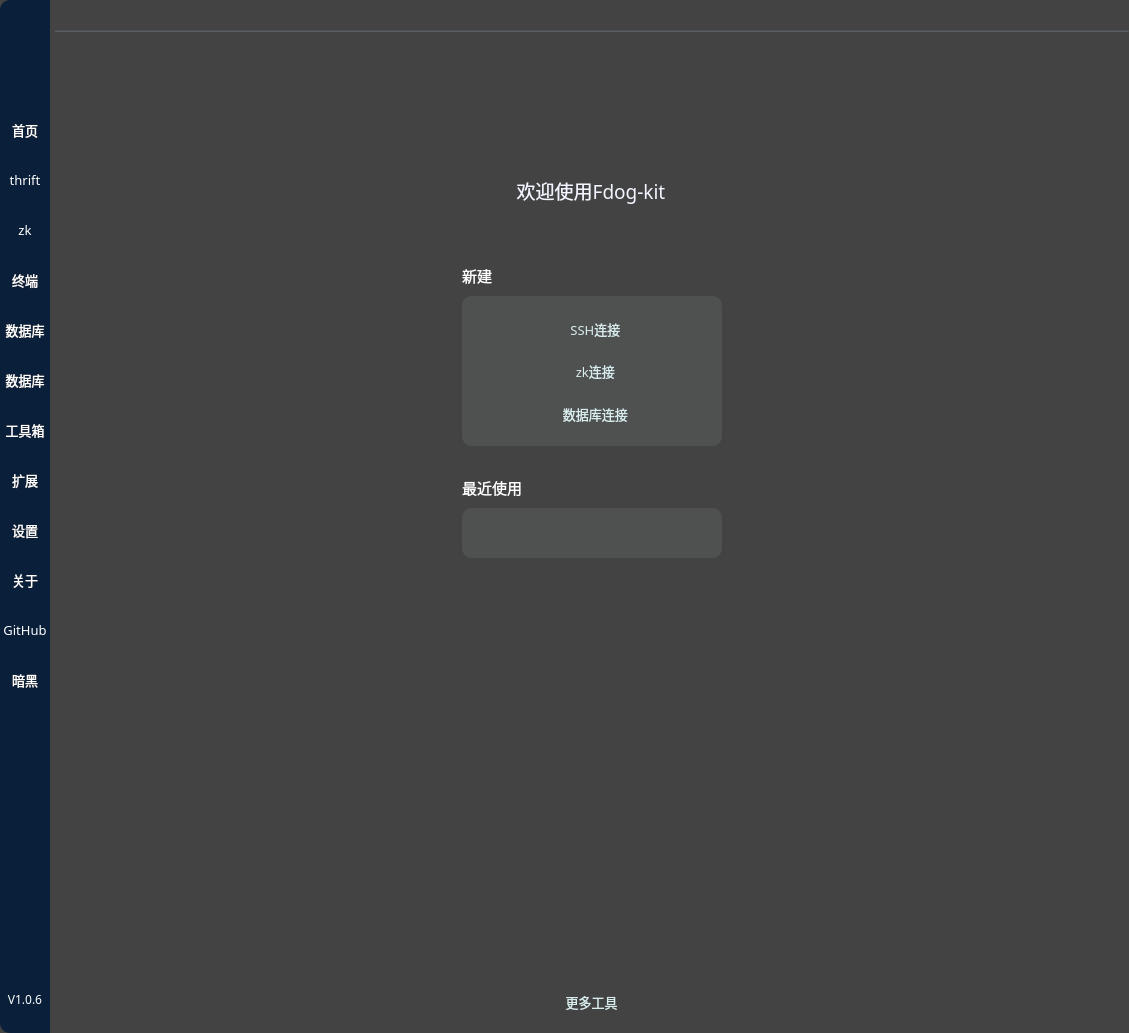
The window that Fdog-Kit/module_mainwindow/mainwindow.ui (HuaGouFdog/Fdog-Kit) describes before a commit, drawn with Qt 5.
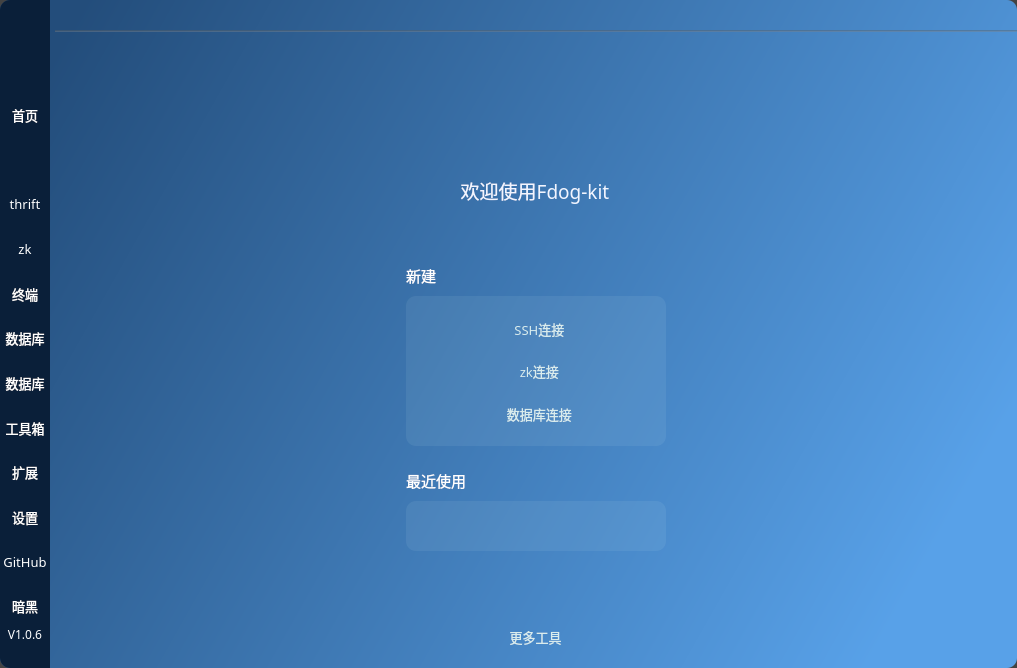
The same window after the commit. Icons and pictures are not drawn.

Commit message: 修复最大化后还能拖动大小

Patch:
```diff
--- a/Fdog-Kit/module_mainwindow/mainwindow.ui
+++ b/Fdog-Kit/module_mainwindow/mainwindow.ui
@@ -6,8 +6,8 @@
    <rect>
     <x>0</x>
     <y>0</y>
-    <width>1129</width>
-    <height>1033</height>
+    <width>1017</width>
+    <height>668</height>
    </rect>
   </property>
   <property name="minimumSize">
@@ -91,7 +91,7 @@
   <widget class="QWidget" name="centralWidget">
    <property name="styleSheet">
     <string notr="true">#centralWidget {
-border-image: url(:/lib/back1.png);
+	background-color: qlineargradient(spread:pad, x1:0, y1:0.227, x2:1, y2:0.597, stop:0 rgba(35, 77, 123, 255), stop:1 rgba(88, 161, 232, 255));
 border-radius:10px;
 }</string>
    </property>
@@ -260,6 +260,77 @@
          </property>
         </widget>
        </item>
+       <item>
+        <widget class="QToolButton" name="toolButton_side_build">
+         <property name="minimumSize">
+          <size>
+           <width>50</width>
+           <height>50</height>
+          </size>
+         </property>
+         <property name="maximumSize">
+          <size>
+           <width>50</width>
+           <height>50</height>
+          </size>
+         </property>
+         <property name="font">
+          <font>
+           <family>OPPOSans B</family>
+           <pointsize>10</pointsize>
+          </font>
+         </property>
+         <property name="toolTip">
+          <string>构建</string>
+         </property>
+         <property name="styleSheet">
+          <string notr="true">QToolButton {
+	color: rgb(255, 255, 255);
+	background-color: rgba(94, 255, 210, 0);
+	border: none;
+}
+
+QToolButton::menu-indicator { 
+	image: None;
+}
+
+ 
+QToolButton:hover {
+	color: rgb(255, 255, 255);
+	
+	
+	background-color: rgb(26, 53, 83);
+	border: none;
+}
+
+
+QToolTip {
+color:#ced4da;
+background-color: rgb(108, 117, 125, 65);
+border-radius: 2px;
+}</string>
+         </property>
+         <property name="text">
+          <string/>
+         </property>
+         <property name="icon">
+          <iconset resource="../lib.qrc">
+           <normaloff>:/lib/build.png</normaloff>:/lib/build.png</iconset>
+         </property>
+         <property name="iconSize">
+          <size>
+           <width>25</width>
+           <height>25</height>
+          </size>
+         </property>
+         <property name="checkable">
+          <bool>true</bool>
+         </property>
+         <property name="toolButtonStyle">
+          <enum>Qt::ToolButtonIconOnly</enum>
+         </property>
+        </widget>
+       </item>
        <item>
         <widget class="QToolButton" name="toolButton_side_thrift">
          <property name="minimumSize">
@@ -834,77 +905,6 @@
          </property>
         </widget>
        </item>
-       <item>
-        <widget class="QToolButton" name="toolButton_side_about">
-         <property name="minimumSize">
-          <size>
-           <width>50</width>
-           <height>50</height>
-          </size>
-         </property>
-         <property name="maximumSize">
-          <size>
-           <width>50</width>
-           <height>50</height>
-          </size>
-         </property>
-         <property name="font">
-          <font>
-           <family>OPPOSans B</family>
-           <pointsize>10</pointsize>
-          </font>
-         </property>
-         <property name="toolTip">
-          <string>关于</string>
-         </property>
-         <property name="styleSheet">
-          <string notr="true">QToolButton {
-	color: rgb(255, 255, 255);
-	background-color: rgba(94, 255, 210, 0);
-	border: none;
-}
-
-QToolButton::menu-indicator { 
-	image: None;
-}
-
- 
-QToolButton:hover {
-	color: rgb(255, 255, 255);
-	
-	
-	background-color: rgb(26, 53, 83);
-	border: none;
-}
-
-
-QToolTip {
-color:#ced4da;
-background-color: rgb(108, 117, 125, 65);
-border-radius: 2px;
-}</string>
-         </property>
-         <property name="text">
-          <string>关于</string>
-         </property>
-         <property name="icon">
-          <iconset resource="../lib.qrc">
-           <normaloff>:/lib/about.png</normaloff>:/lib/about.png</iconset>
-         </property>
-         <property name="iconSize">
-          <size>
-           <width>25</width>
-           <height>25</height>
-          </size>
-         </property>
-         <property name="checkable">
-          <bool>true</bool>
-         </property>
-         <property name="toolButtonStyle">
-          <enum>Qt::ToolButtonIconOnly</enum>
-         </property>
-        </widget>
-       </item>
        <item>
         <widget class="QToolButton" name="toolButton_side_github">
          <property name="minimumSize">
```
The commit also changes 1 other file.
